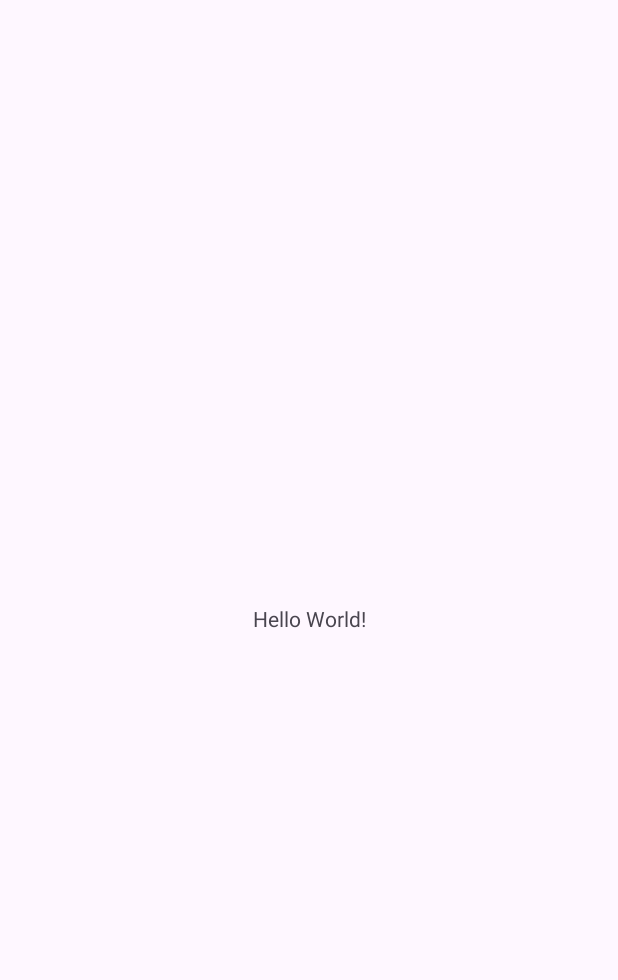
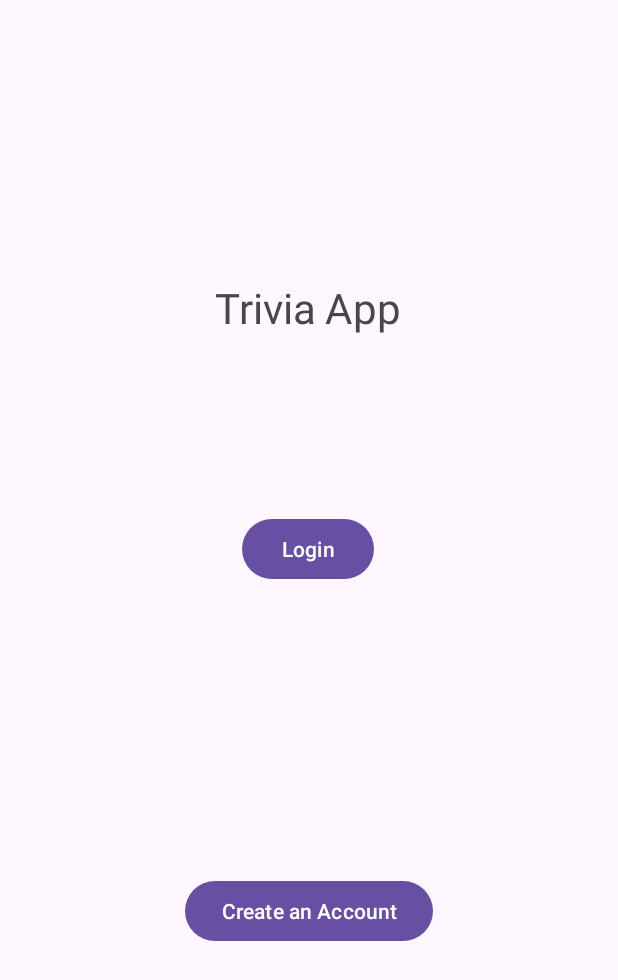
Before and after one commit to aavila10/Trivia_App, an Android app: the screen it shows after launch (MainActivity), on a phone screen of 412 x 824 dp. Before the commit the part shown is almost empty. Shown: the top 980 px of the screen. Run offline under Robolectric (Android 15) with nearby library versions, the phone set to English and light mode, and no system bars.

Commit message:
Created MainActivity

```diff
--- a/app/src/main/res/layout/activity_main.xml
+++ b/app/src/main/res/layout/activity_main.xml
@@ -6,13 +6,40 @@
     android:layout_height="match_parent"
     tools:context=".MainActivity">
 
-    <TextView
+    <Button
+        android:id="@+id/button"
         android:layout_width="wrap_content"
         android:layout_height="wrap_content"
-        android:text="Hello World!"
+        android:layout_marginTop="128dp"
+        android:text="Login"
+        app:layout_constraintBottom_toBottomOf="parent"
+        app:layout_constraintEnd_toEndOf="parent"
+        app:layout_constraintHorizontal_bias="0.498"
+        app:layout_constraintStart_toStartOf="parent"
+        app:layout_constraintTop_toBottomOf="@+id/textView"
+        app:layout_constraintVertical_bias="0.0" />
+
+    <Button
+        android:id="@+id/button2"
+        android:layout_width="wrap_content"
+        android:layout_height="wrap_content"
+        android:text="Create an Account"
         app:layout_constraintBottom_toBottomOf="parent"
         app:layout_constraintEnd_toEndOf="parent"
         app:layout_constraintStart_toStartOf="parent"
-        app:layout_constraintTop_toTopOf="parent" />
+        app:layout_constraintTop_toBottomOf="@+id/button" />
+
+    <TextView
+        android:id="@+id/textView"
+        android:layout_width="wrap_content"
+        android:layout_height="wrap_content"
+        android:scaleX="2"
+        android:scaleY="2"
+        android:text="Trivia App"
+        app:layout_constraintBottom_toBottomOf="parent"
+        app:layout_constraintEnd_toEndOf="parent"
+        app:layout_constraintStart_toStartOf="parent"
+        app:layout_constraintTop_toTopOf="parent"
+        app:layout_constraintVertical_bias="0.242" />
 
 </androidx.constraintlayout.widget.ConstraintLayout>
```
